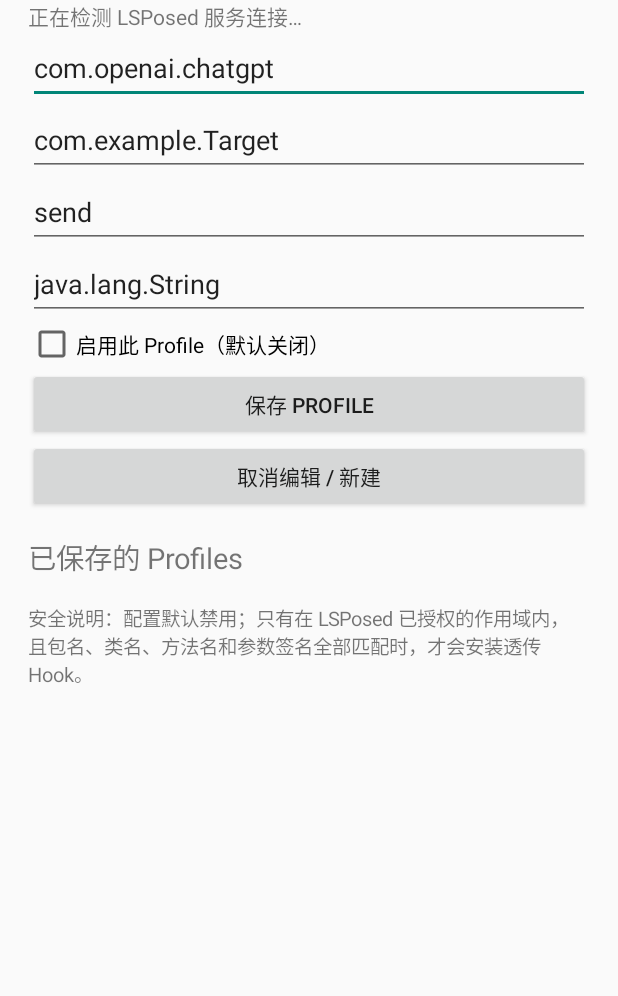
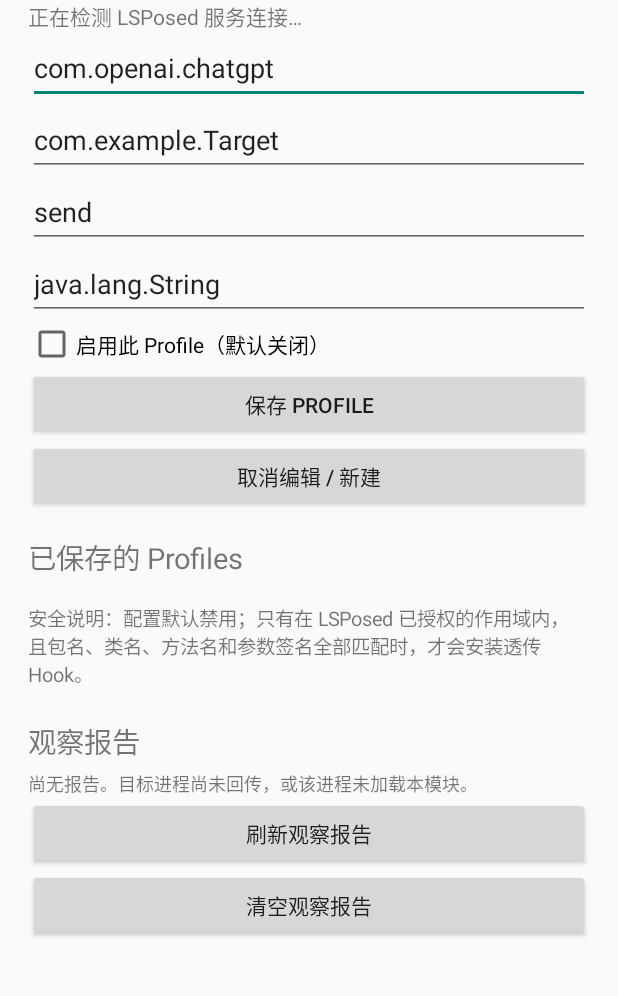
Before and after one commit to qingjian0/fandai-ai-api, an Android app: the screen it shows after launch (MainActivity), on a phone screen of 412 x 824 dp, the part 79-1075 px from its top. Run offline under Robolectric (Android 15) with nearby library versions, the phone set to English and light mode, and no system bars; libraries missing offline, so code that uses them is left out: io.github.libxposed.service; pictures from the network do not load; 2 statements that could not run were skipped.

Commit message:
feat(ui): show and clear observation report

```diff
--- a/app/src/main/java/app/gptdynamichook/MainActivity.kt
+++ b/app/src/main/java/app/gptdynamichook/MainActivity.kt
@@ -2,6 +2,7 @@ package app.gptdynamichook
 
 import android.app.Activity
 import android.app.AlertDialog
+import android.net.Uri
 import android.os.Bundle
 import android.view.ViewGroup
 import android.widget.Button
@@ -15,6 +16,9 @@ import app.gptdynamichook.core.model.HookProfile
 import app.gptdynamichook.core.store.ProfileStore
 import app.gptdynamichook.core.validation.HookProfileValidator
 import io.github.libxposed.service.XposedService
+import java.text.SimpleDateFormat
+import java.util.Date
+import java.util.Locale
 import java.util.UUID
 
 class MainActivity : Activity(), App.ServiceStateListener {
@@ -25,6 +29,7 @@ class MainActivity : Activity(), App.ServiceStateListener {
     private lateinit var parametersInput: EditText
     private lateinit var enabledInput: CheckBox
     private lateinit var profilesContainer: LinearLayout
+    private lateinit var reportView: TextView
     private var service: XposedService? = null
     private var editingProfileId: String? = null
     private var profileLoadGeneration = 0
@@ -38,6 +43,7 @@ class MainActivity : Activity(), App.ServiceStateListener {
     override fun onStart() {
         super.onStart()
         app.addServiceStateListener(this)
+        renderReport()
     }
 
     override fun onStop() {
@@ -109,7 +115,49 @@ class MainActivity : Activity(), App.ServiceStateListener {
             textSize = 13f
             setPadding(0, 18, 0, 0)
         })
+        content.addView(TextView(this).apply {
+            text = "观察报告"
+            textSize = 19f
+            setPadding(0, 32, 0, 8)
+        })
+        reportView = TextView(this).apply {
+            text = "尚无报告。启用 Profile 并触发目标方法后点“刷新观察报告”。"
+            textSize = 12f
+        }
+        content.addView(reportView)
+        content.addView(Button(this).apply {
+            text = "刷新观察报告"
+            setOnClickListener { renderReport() }
+        })
+        content.addView(Button(this).apply {
+            text = "清空观察报告"
+            setOnClickListener { clearReport() }
+        })
         setContentView(scroll)
+    }
+
+    private fun renderReport() {
+        val snapshot = ObservationProvider.snapshot()
+        val report = snapshot.first
+        if (report.isNullOrBlank()) {
+            reportView.text = "尚无报告。目标进程尚未回传，或该进程未加载本模块。"
+            return
+        }
+        val stamp = if (snapshot.second > 0L) {
+            SimpleDateFormat("HH:mm:ss", Locale.getDefault()).format(Date(snapshot.second))
+        } else {
+            "-"
+        }
+        reportView.text = "收到 " + snapshot.third + " 次 · 最近 " + stamp + "\n\n" + report
+    }
+
+    private fun clearReport() {
+        runCatching {
+            val uri = Uri.parse("content://" + ObservationProvider.AUTHORITY + "/report")
+            contentResolver.call(uri, ObservationProvider.METHOD_CLEAR, null, null)
+        }
+        renderReport()
+        toast("观察报告已清空")
     }
 
     private fun field(parent: ViewGroup, hint: String, value: String): EditText {
```
